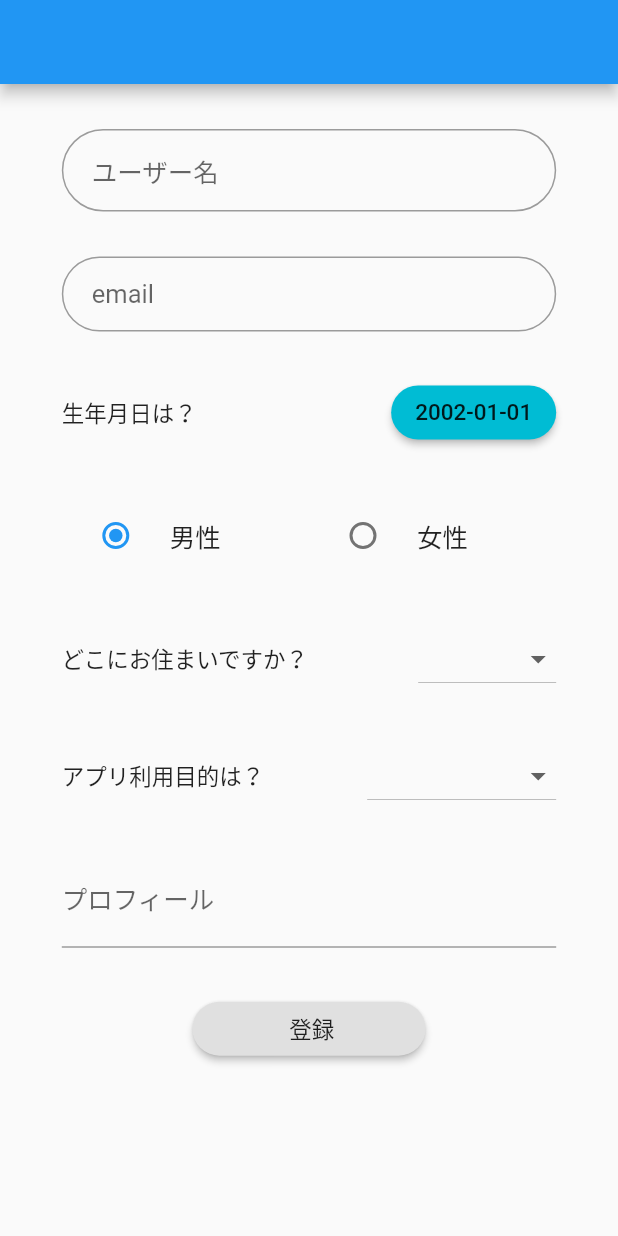
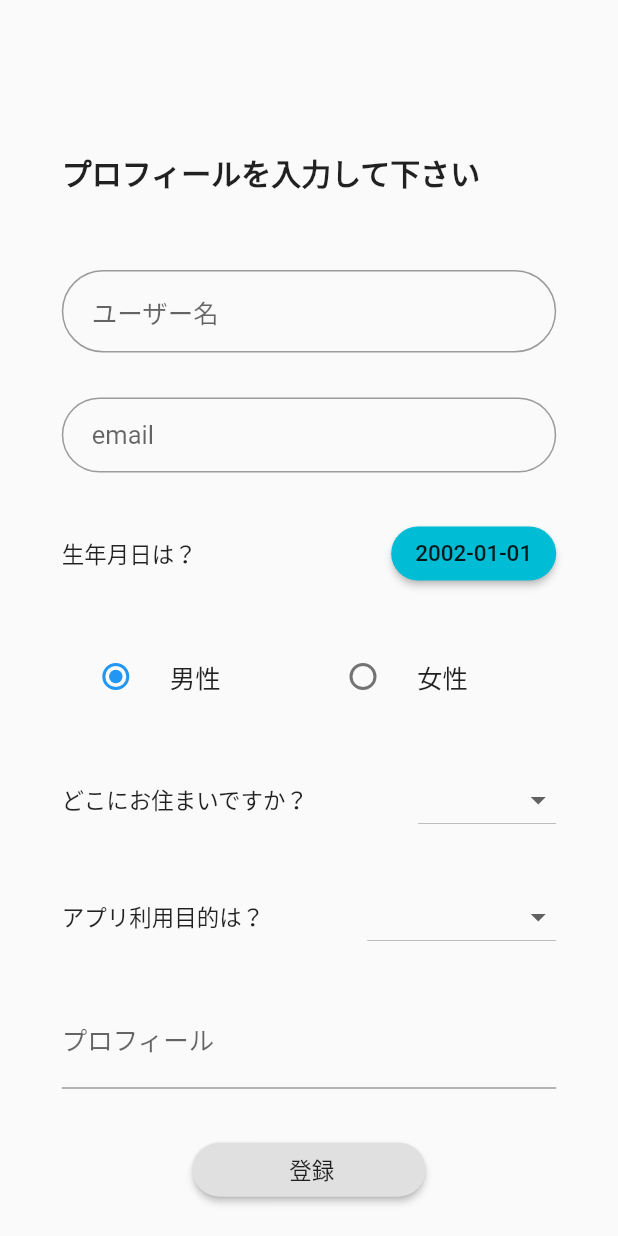
Before and after one commit to uma-co82/shupple-flutter, a Flutter app: the screen it shows after launch, on a phone screen of 412 x 824 dp. Run offline on Flutter 3.47's test engine with Material 2 defaults, Android fonts, the phone set to English and light mode, and no system bars; our stand-ins replace email_validator, firebase_auth, firebase_core; missing offline and left inert: enum_to_string, flutter_facebook_login; accounts and stored records are empty; generated files the repository leaves out were written again.

Commit message:
Update index.dart

```diff
--- a/lib/scene/register/index.dart
+++ b/lib/scene/register/index.dart
@@ -50,17 +50,32 @@ class _RegisterSceneState extends State<RegisterScene> {
   @override
   Widget build(BuildContext context) {
     return Scaffold(
-      appBar: AppBar(),
       body: Row(mainAxisAlignment: MainAxisAlignment.center, children: [
         Form(
             key: _formKey,
             child: Flexible(
                 child: Container(
                     width: MediaQuery.of(context).size.width * 0.8,
-                    child: Column(
+                    child: SingleChildScrollView(
+                        child: Column(
                       children: [
                         const SizedBox(
-                          height: 30.0,
+                          height: 100.0,
+                        ),
+                        Row(
+                          children: [
+                            Expanded(
+                              child: Text(
+                                "プロフィールを入力して下さい",
+                                style: TextStyle(
+                                    fontSize: 20.0,
+                                    fontWeight: FontWeight.bold),
+                              ),
+                            )
+                          ],
+                        ),
+                        const SizedBox(
+                          height: 50.0,
                         ),
                         TextFormField(
                           decoration: InputDecoration(
@@ -214,9 +229,9 @@ class _RegisterSceneState extends State<RegisterScene> {
                                     profile: _profile);
                                 print(req.toJson());
                               }
-                            })
+                            }),
                       ],
-                    ))))
+                    )))))
       ]),
     );
   }
```
